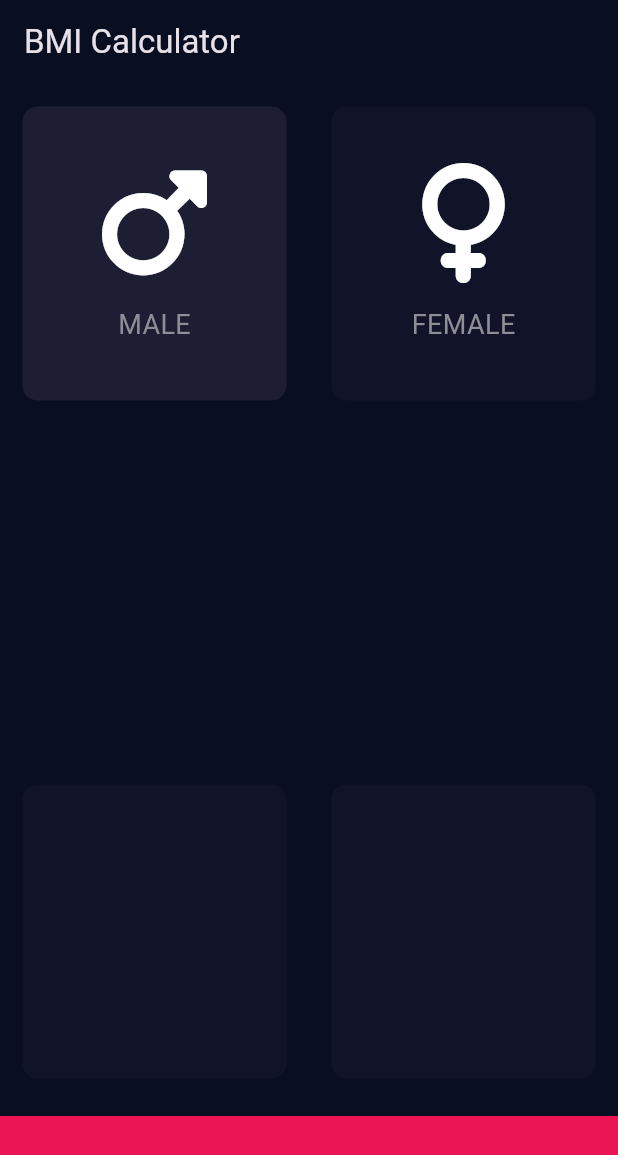
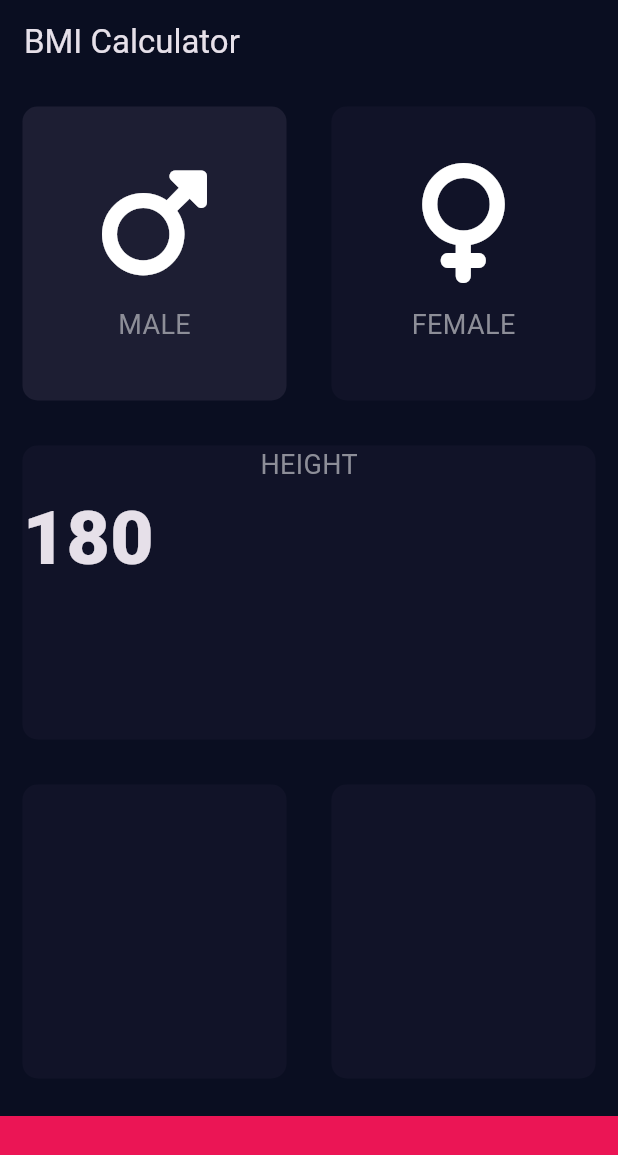
Before and after one commit to alexmortelsison/bmi_calc, a Flutter app: the screen it shows after launch, after a tap on "MALE", on a phone screen of 412 x 824 dp. Shown: the top 1155 px of the screen. Run offline on Flutter 3.47's test engine with Material 3 defaults, Android fonts, the phone set to English and light mode, and no system bars; our stand-ins replace font_awesome_flutter.

Commit message:
updated UI

```diff
--- /dev/null
+++ b/lib/constants.dart
@@ -0,0 +1,11 @@
+import 'package:flutter/material.dart';
+
+const kBottomContainerHeight = 80.0;
+const kBottomContainercolour = Color(0xFFEB1555);
+const kActiveCardColour = Color(0xFF1D1E33);
+const kInactiveCardColour = Color(0xFF111328);
+
+const kLabelTextStyle = TextStyle(
+  fontSize: 18,
+  color: Color(0xFF8D8E98),
+);
--- a/lib/icon_content.dart
+++ b/lib/icon_content.dart
@@ -1,9 +1,5 @@
 import 'package:flutter/material.dart';
-
-const labelTextStyle = TextStyle(
-  fontSize: 18,
-  color: Color(0xFF8D8E98),
-);
+import 'constants.dart';
 
 class IconContent extends StatelessWidget {
   const IconContent({super.key, required this.icon, required this.label});
@@ -21,7 +17,7 @@ class IconContent extends StatelessWidget {
           size: 80.0,
         ),
         const SizedBox(height: 15.0),
-        Text(label, style: labelTextStyle)
+        Text(label, style: kLabelTextStyle)
       ],
     );
   }
--- a/lib/input_page.dart
+++ b/lib/input_page.dart
@@ -2,11 +2,7 @@ import 'package:bmi_calc/icon_content.dart';
 import 'package:bmi_calc/reusable_card.dart';
 import 'package:flutter/material.dart';
 import 'package:font_awesome_flutter/font_awesome_flutter.dart';
-
-const bottomContainerHeight = 80.0;
-const bottomContainercolour = Color(0xFFEB1555);
-const activeCardColour = Color(0xFF1D1E33);
-const inactiveCardColour = Color(0xFF111328);
+import 'constants.dart';
 
 enum Gender { male, female }
 
@@ -18,28 +14,7 @@ class InputPage extends StatefulWidget {
 }
 
 class _InputPageState extends State<InputPage> {
-  Color maleCardColour = inactiveCardColour;
-  Color femaleCardColour = inactiveCardColour;
-
-  void updateColour(Gender selectedGender) {
-    if (selectedGender == Gender.male) {
-      if (maleCardColour == inactiveCardColour) {
-        maleCardColour = activeCardColour;
-        femaleCardColour = inactiveCardColour;
-      } else {
-        maleCardColour = inactiveCardColour;
-      }
-    }
-
-    if (selectedGender == Gender.female) {
-      if (femaleCardColour == inactiveCardColour) {
-        femaleCardColour = activeCardColour;
-        maleCardColour = inactiveCardColour;
-      } else {
-        femaleCardColour = inactiveCardColour;
-      }
-    }
-  }
+  Gender? selectedGender;
 
   @override
   Widget build(BuildContext context) {
@@ -48,74 +23,98 @@ class _InputPageState extends State<InputPage> {
         title: const Text("BMI Calculator"),
       ),
       body: Column(
+        crossAxisAlignment: CrossAxisAlignment.center,
         children: [
           Expanded(
             child: Row(
               children: [
                 Expanded(
-                  child: GestureDetector(
-                    onTap: () {
+                  child: ReusableCard(
+                    onPress: () {
                       setState(() {
-                        updateColour(Gender.male);
+                        selectedGender = Gender.male;
                       });
                     },
-                    child: ReusableCard(
-                      colour: maleCardColour,
+                    colour: selectedGender == Gender.male
+                        ? kActiveCardColour
+                        : kInactiveCardColour,
                     cardChild: const IconContent(
                       icon: FontAwesomeIcons.mars,
                       label: "MALE",
                     ),
                   ),
                 ),
-                ),
                 Expanded(
-                  child: GestureDetector(
-                    onTap: () {
+                  child: ReusableCard(
+                    onPress: () {
                       setState(() {
-                        updateColour(Gender.female);
+                        selectedGender = Gender.female;
                       });
                     },
-                    child: ReusableCard(
-                      colour: femaleCardColour,
+                    colour: selectedGender == Gender.female
+                        ? kActiveCardColour
+                        : kInactiveCardColour,
                     cardChild: const IconContent(
                       icon: FontAwesomeIcons.venus,
                       label: "FEMALE",
                     ),
                   ),
                 ),
-                ),
               ],
             ),
           ),
-          const Expanded(
+          Expanded(
             child: ReusableCard(
-              colour: inactiveCardColour,
-              cardChild: Column(),
+              onPress: () {},
+              colour: kInactiveCardColour,
+              cardChild: const Column(
+                children: [
+                  Center(
+                    child: Text(
+                      "HEIGHT",
+                      style: kLabelTextStyle,
                     ),
                   ),
-          const Expanded(
+                  Row(
+                    children: [
+                      Text(
+                        "180",
+                        style: TextStyle(
+                          fontSize: 50.0,
+                          fontWeight: FontWeight.w900,
+                        ),
+                      ),
+                    ],
+                  )
+                ],
+              ),
+            ),
+          ),
+          Expanded(
             child: Row(
               children: [
                 Expanded(
                   child: ReusableCard(
-                    colour: inactiveCardColour,
-                    cardChild: Column(),
+                    onPress: () {},
+                    colour: kInactiveCardColour,
+                    cardChild: const Column(),
                   ),
                 ),
                 Expanded(
                   child: ReusableCard(
-                    colour: inactiveCardColour,
-                    cardChild: Column(),
+                    onPress: () {},
+                    colour: kInactiveCardColour,
+                    cardChild: const Column(),
                   ),
                 ),
               ],
             ),
           ),
           Container(
-            color: bottomContainercolour,
+            color: kBottomContainercolour,
             margin: const EdgeInsets.only(top: 10),
             width: double.infinity,
-            height: bottomContainerHeight,
+            height: kBottomContainerHeight,
           )
         ],
       ),
--- a/lib/reusable_card.dart
+++ b/lib/reusable_card.dart
@@ -2,20 +2,27 @@ import 'package:flutter/material.dart';
 
 class ReusableCard extends StatelessWidget {
   const ReusableCard(
-      {super.key, required this.colour, required this.cardChild});
+      {super.key,
+      required this.colour,
+      required this.cardChild,
+      required this.onPress});
 
   final Color colour;
   final Widget cardChild;
+  final VoidCallback onPress;
 
   @override
   Widget build(BuildContext context) {
-    return Container(
-      margin: const EdgeInsets.all(15),
-      decoration: BoxDecoration(
-        borderRadius: BorderRadius.circular(10),
-        color: colour,
+    return GestureDetector(
+      onTap: onPress,
+      child: Container(
+        margin: const EdgeInsets.all(15),
+        decoration: BoxDecoration(
+          borderRadius: BorderRadius.circular(10),
+          color: colour,
+        ),
+        child: cardChild,
       ),
-      child: cardChild,
     );
   }
 }
```
Lines whose indentation alone changed are shown as unchanged.
